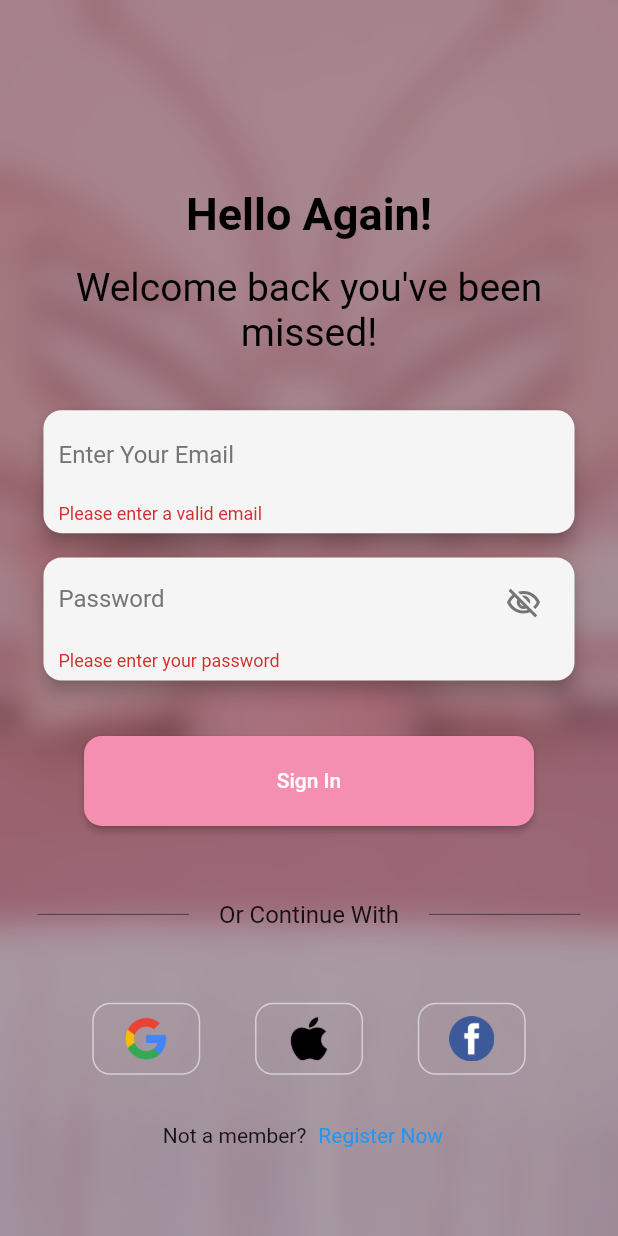
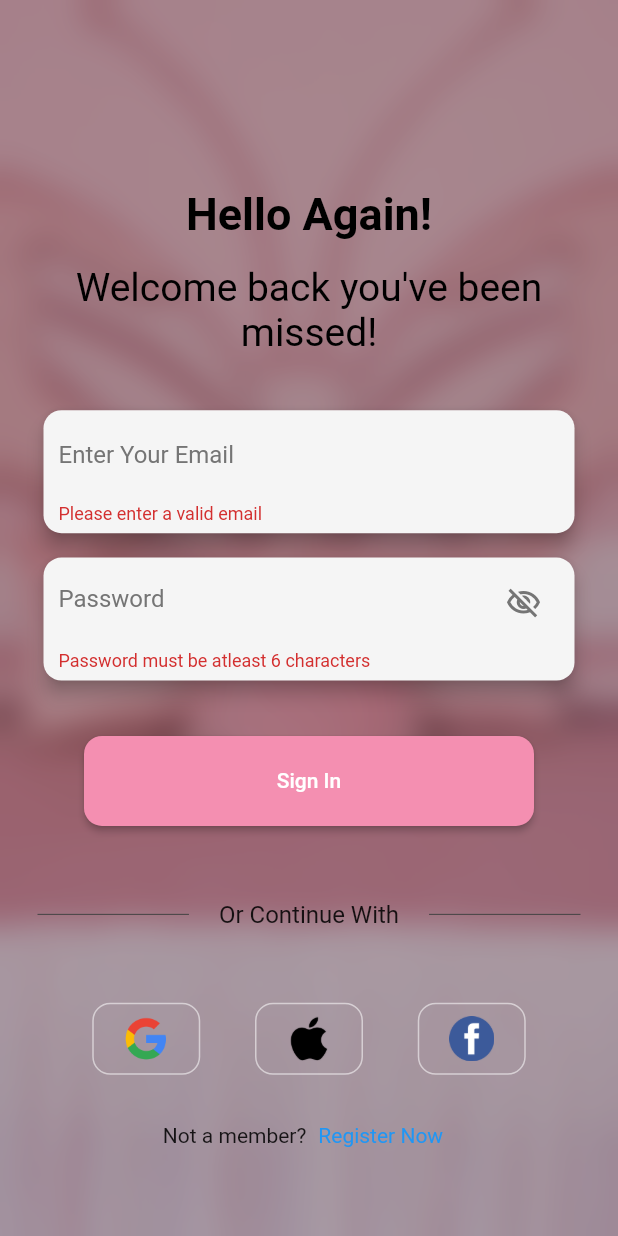
Before and after one commit to AhmedNavaz/meemus_delivery_service, a Flutter app: the screen it shows after launch, after a tap on "Sign In", on a phone screen of 412 x 824 dp. Run offline on Flutter 3.47's test engine with Material 2 defaults, Android fonts, the phone set to English and light mode, and no system bars; our stand-ins replace get.

Commit message:
screens are added

```diff
--- a/lib/router_generator.dart
+++ b/lib/router_generator.dart
@@ -1,11 +1,13 @@
 import 'package:flutter/material.dart';
 import 'package:meemus_delivery_service/screens/authentication/login_screen.dart';
 import 'package:meemus_delivery_service/screens/authentication/signup_screen.dart';
+import 'package:meemus_delivery_service/screens/home_screen.dart';
 import 'package:meemus_delivery_service/screens/splash_screen.dart';
 
 const String initialRoute = '/';
 const String loginRoute = '/login';
 const String signupRoute = '/signup';
+const String homeRoute = '/home';
 
 class RouteGenerator {
   static Route<dynamic> onGeneratedRoutes(RouteSettings settings) {
@@ -22,6 +24,9 @@ class RouteGenerator {
 
       case signupRoute:
         return _getPageRoute(SignupScreen());
+
+      case homeRoute:
+        return _getPageRoute(const HomeScreen());
 
       default:
         return _errorRoute();
--- a/lib/screens/authentication/login_screen.dart
+++ b/lib/screens/authentication/login_screen.dart
@@ -23,9 +23,9 @@ class _LoginScreenState extends State<LoginScreen> {
   void _submitForm() {
     final isValid = _formKey.currentState!.validate();
     FocusScope.of(context).unfocus();
-
     if (isValid) {
       _formKey.currentState!.save();
+      navigationController.getOffAll(homeRoute);
     }
   }
 
@@ -125,8 +125,8 @@ class _LoginScreenState extends State<LoginScreen> {
                                     vertical: 6, horizontal: 10),
                                 child: TextFormField(
                                   validator: (value) {
-                                    if (value!.isEmpty || value.length <= 8) {
-                                      return 'Please enter your password';
+                                    if (value!.isEmpty || value.length <= 6) {
+                                      return 'Password must be atleast 6 characters';
                                     } else {
                                       return null;
                                     }
--- a/lib/screens/splash_screen.dart
+++ b/lib/screens/splash_screen.dart
@@ -15,7 +15,7 @@ class _SplashScreenState extends State<SplashScreen> {
   @override
   void initState() {
     super.initState();
-    Timer(const Duration(seconds: 4),
+    Timer(const Duration(seconds: 3),
         () => navigationController.getOffAll(loginRoute));
   }
 
```
Also changed, not shown: lib/screens/bottom_tabs/cart_screen.dart (added, +12 -0 lines), lib/screens/bottom_tabs/favorite_screen.dart (added, +12 -0 lines), lib/screens/bottom_tabs/location_screen.dart (added, +12 -0 lines), lib/screens/bottom_tabs/menu_screen.dart (added, +12 -0 lines), lib/screens/home_screen.dart (added, +63 -0 lines).
